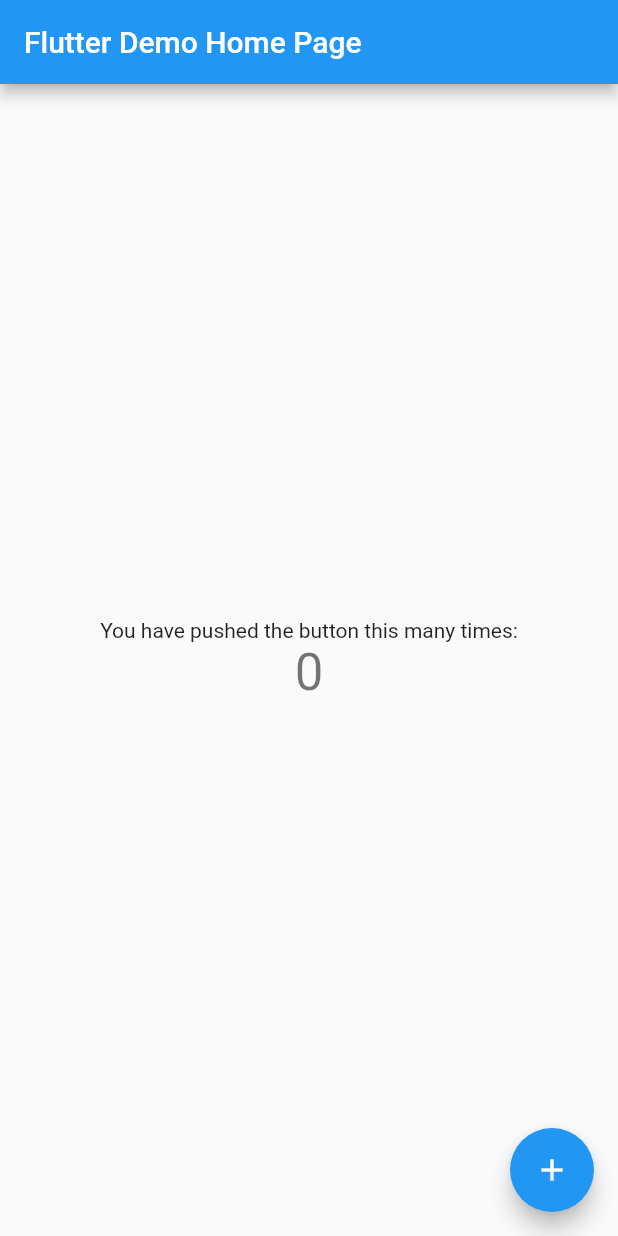
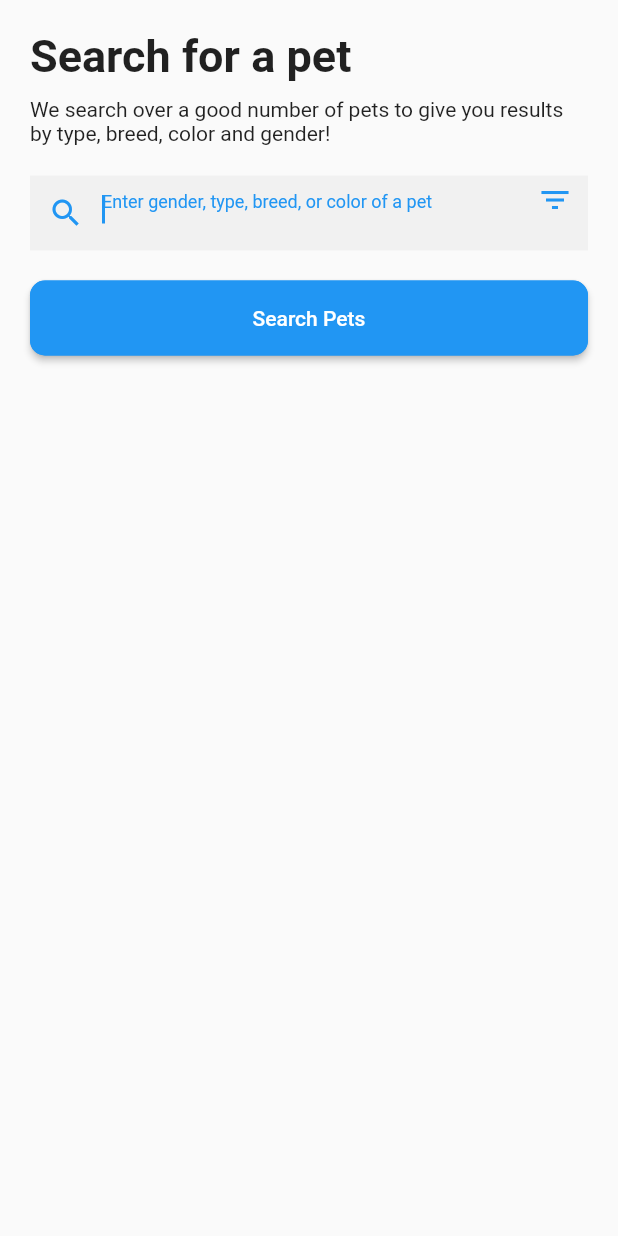
Before and after one commit to suhfang/pet_finder, a Flutter app: the screen it shows after launch, on a phone screen of 412 x 824 dp. Run offline on Flutter 3.47's test engine with Material 2 defaults, Android fonts, the phone set to English and light mode, and no system bars; our stand-ins replace bloc, flutter_bloc.

Commit message:
added suitable initial bloc folder structure with cubits and in the repository pattern

```diff
--- /dev/null
+++ b/lib/cubit/animal_cubit.dart
@@ -0,0 +1,48 @@
+import 'package:bloc/bloc.dart';
+import 'package:meta/meta.dart';
+import 'package:pet_finder/data/models/search_filter.dart';
+import 'package:pet_finder/data/repository.dart';
+import 'package:pet_finder/data/enums/search_criteria.dart';
+
+part 'animal_state.dart';
+
+class AnimalCubit extends Cubit<AnimalState> {
+
+  Repository? repository;
+  AnimalCubit({this.repository}) : super(AnimalInitial());
+
+
+  void _findAnimalsByGender(String gender) {
+
+  }
+
+  void _findAnimalsByBreed(String breed) {
+
+  }
+
+  void _findAnimalsByColor(String color) {
+
+  }
+
+  void _findAnimalsByType(String type) {
+
+  }
+
+  void findAnimals({required SearchCriterion searchCriteria, required String query}) {
+    switch (searchCriteria) {
+      case SearchCriterion.gender:
+        _findAnimalsByGender(query);
+        break;
+      case SearchCriterion.breed:
+        _findAnimalsByBreed(query);
+        break;
+      case SearchCriterion.color:
+        _findAnimalsByColor(query);
+        break;
+      case SearchCriterion.type:
+        _findAnimalsByType(query);
+        break;
+    }
+  }
+
+}
--- /dev/null
+++ b/lib/cubit/animal_state.dart
@@ -0,0 +1,6 @@
+part of 'animal_cubit.dart';
+
+@immutable
+abstract class AnimalState {}
+
+class AnimalInitial extends AnimalState {}
--- /dev/null
+++ b/lib/cubit/search_filter_cubit.dart
@@ -0,0 +1,55 @@
+import 'package:bloc/bloc.dart';
+import 'package:meta/meta.dart';
+import 'package:pet_finder/cubit/animal_cubit.dart';
+import 'package:pet_finder/data/models/search_filter.dart';
+import 'package:pet_finder/data/enums/search_criteria.dart';
+
+part 'search_filter_state.dart';
+
+class SearchFilterCubit extends Cubit<SearchFilterState> {
+  final SearchFilterCubit? searchFilterCubit;
+  SearchFilterCubit({this.searchFilterCubit}) : super(SearchFilterInitial());
+  List<AnimalSearchFilter> _availableCriteria = [
+    AnimalSearchFilter(
+      title: 'Type',
+      searchCriterion: SearchCriterion.type,
+      selected: true
+    ),
+    AnimalSearchFilter(
+      title: 'Breed',
+      searchCriterion: SearchCriterion.breed,
+      selected: true
+    ),
+    AnimalSearchFilter(
+      title: 'Color',
+      searchCriterion: SearchCriterion.color,
+      selected: true
+    ),
+    AnimalSearchFilter(
+      title: 'Gender',
+      searchCriterion: SearchCriterion.gender,
+      selected: true
+    ),
+  ];
+
+  List<AnimalSearchFilter> getSelectedCriteria() {
+    return _availableCriteria;
+  }
+
+  void changeCriteria({String? withTitle, bool? value}) {
+    if (withTitle != null && value != null) {
+      _availableCriteria = _availableCriteria.map((availableCriterion) {
+        if (availableCriterion.title == withTitle) {
+          availableCriterion.selected = value;
+        }
+        return availableCriterion;
+      }).toList();
+      emit(SearchFilterChanged(criteria: _availableCriteria));
+    }
+  }
+
+  void setCriteria({required List<AnimalSearchFilter> criteria}) {
+    _availableCriteria = criteria;
+    emit(SearchFilterChanged(criteria: _availableCriteria));
+  }
+}
--- /dev/null
+++ b/lib/cubit/search_filter_state.dart
@@ -0,0 +1,12 @@
+part of 'search_filter_cubit.dart';
+
+@immutable
+abstract class SearchFilterState {}
+
+class SearchFilterInitial extends SearchFilterState {}
+class SearchFilterChanged extends SearchFilterState {
+  final List<AnimalSearchFilter> criteria;
+  SearchFilterChanged({
+    required this.criteria
+  });
+}
--- /dev/null
+++ b/lib/data/enums/search_criteria.dart
@@ -0,0 +1,4 @@
+
+enum SearchCriterion {
+  type, color, gender, breed
+}
--- /dev/null
+++ b/lib/data/models/animal.dart
@@ -0,0 +1,15 @@
+
+class Animal {
+
+  String? type;
+  String? color;
+  String? gender;
+  String? breed;
+
+  Animal({
+    this.type,
+    this.color,
+    this.gender,
+    this.breed,
+  });
+}
--- /dev/null
+++ b/lib/data/models/search_filter.dart
@@ -0,0 +1,13 @@
+
+import 'package:pet_finder/data/enums/search_criteria.dart';
+
+class AnimalSearchFilter {
+  String? title;
+  SearchCriterion? searchCriterion;
+  bool? selected;
+  AnimalSearchFilter({
+    required this.title,
+    required this.searchCriterion,
+    required this.selected
+  });
+}
--- /dev/null
+++ b/lib/data/repository.dart
@@ -0,0 +1,8 @@
+
+
+import 'package:pet_finder/data/network_service.dart';
+
+class Repository {
+  NetworkService networkService;
+  Repository({required this.networkService});
+}
--- a/lib/main.dart
+++ b/lib/main.dart
@@ -1,115 +1,33 @@
 import 'package:flutter/material.dart';
+import 'package:pet_finder/presentation/router.dart';
 
 void main() {
-  runApp(const MyApp());
+  runApp(
+      PetFinderApp(
+        router: AppRouter(),
+      )
+  );
 }
 
-class MyApp extends StatelessWidget {
-  const MyApp({Key? key}) : super(key: key);
+class PetFinderApp extends StatelessWidget {
+  final AppRouter router;
+  const PetFinderApp({ Key? key, required this.router }) : super(key: key);
 
   // This widget is the root of your application.
   @override
   Widget build(BuildContext context) {
     return MaterialApp(
       title: 'Flutter Demo',
-      theme: ThemeData(
-        // This is the theme of your application.
-        //
-        // Try running your application with "flutter run". You'll see the
-        // application has a blue toolbar. Then, without quitting the app, try
-        // changing the primarySwatch below to Colors.green and then invoke
-        // "hot reload" (press "r" in the console where you ran "flutter run",
-        // or simply save your changes to "hot reload" in a Flutter IDE).
-        // Notice that the counter didn't reset back to zero; the application
-        // is not restarted.
+      onGenerateRoute: router.generateRoute,
+      debugShowCheckedModeBanner: false,
+      darkTheme: ThemeData(
+          brightness: Brightness.dark,
         primarySwatch: Colors.blue,
       ),
-      home: const MyHomePage(title: 'Flutter Demo Home Page'),
+      theme: ThemeData(
+          brightness: Brightness.light,
+        primarySwatch: Colors.blue,
+      ),
     );
   }
 }
-
-class MyHomePage extends StatefulWidget {
-  const MyHomePage({Key? key, required this.title}) : super(key: key);
-
-  // This widget is the home page of your application. It is stateful, meaning
-  // that it has a State object (defined below) that contains fields that affect
-  // how it looks.
-
-  // This class is the configuration for the state. It holds the values (in this
-  // case the title) provided by the parent (in this case the App widget) and
-  // used by the build method of the State. Fields in a Widget subclass are
-  // always marked "final".
-
-  final String title;
-
-  @override
-  State<MyHomePage> createState() => _MyHomePageState();
-}
-
-class _MyHomePageState extends State<MyHomePage> {
-  int _counter = 0;
-
-  void _incrementCounter() {
-    setState(() {
-      // This call to setState tells the Flutter framework that something has
-      // changed in this State, which causes it to rerun the build method below
-      // so that the display can reflect the updated values. If we changed
-      // _counter without calling setState(), then the build method would not be
-      // called again, and so nothing would appear to happen.
-      _counter++;
-    });
-  }
-
-  @override
-  Widget build(BuildContext context) {
-    // This method is rerun every time setState is called, for instance as done
-    // by the _incrementCounter method above.
-    //
-    // The Flutter framework has been optimized to make rerunning build methods
-    // fast, so that you can just rebuild anything that needs updating rather
-    // than having to individually change instances of widgets.
-    return Scaffold(
-      appBar: AppBar(
-        // Here we take the value from the MyHomePage object that was created by
-        // the App.build method, and use it to set our appbar title.
-        title: Text(widget.title),
-      ),
-      body: Center(
-        // Center is a layout widget. It takes a single child and positions it
-        // in the middle of the parent.
-        child: Column(
-          // Column is also a layout widget. It takes a list of children and
-          // arranges them vertically. By default, it sizes itself to fit its
-          // children horizontally, and tries to be as tall as its parent.
-          //
-          // Invoke "debug painting" (press "p" in the console, choose the
-          // "Toggle Debug Paint" action from the Flutter Inspector in Android
-          // Studio, or the "Toggle Debug Paint" command in Visual Studio Code)
-          // to see the wireframe for each widget.
-          //
-          // Column has various properties to control how it sizes itself and
-          // how it positions its children. Here we use mainAxisAlignment to
-          // center the children vertically; the main axis here is the vertical
-          // axis because Columns are vertical (the cross axis would be
-          // horizontal).
-          mainAxisAlignment: MainAxisAlignment.center,
-          children: <Widget>[
-            const Text(
-              'You have pushed the button this many times:',
-            ),
-            Text(
-              '$_counter',
-              style: Theme.of(context).textTheme.headline4,
-            ),
-          ],
-        ),
-      ),
-      floatingActionButton: FloatingActionButton(
-        onPressed: _incrementCounter,
-        tooltip: 'Increment',
-        child: const Icon(Icons.add),
-      ), // This trailing comma makes auto-formatting nicer for build methods.
-    );
-  }
-}
--- /dev/null
+++ b/lib/presentation/find_pet_screen.dart
@@ -0,0 +1,174 @@
+
+import 'package:flutter/material.dart';
+import 'package:flutter_bloc/flutter_bloc.dart';
+import 'package:pet_finder/cubit/animal_cubit.dart';
+import 'package:pet_finder/cubit/search_filter_cubit.dart';
+import 'package:pet_finder/data/models/search_filter.dart';
+import 'package:pet_finder/data/network_service.dart';
+import 'package:pet_finder/data/repository.dart';
+
+
+class FindPetScreen extends StatelessWidget {
+   FindPetScreen({Key? key}) : super(key: key);
+  var searchCubit = SearchFilterCubit();
+  void openSearchMenu(
+      {required BuildContext buildContext}) async {
+
+    await showModalBottomSheet(
+        context: buildContext,
+        shape: RoundedRectangleBorder(
+          borderRadius: BorderRadius.circular(10.0),
+        ),
+        builder: (sheetContext) {
+          return BlocProvider(
+            create: (context) => searchCubit, child: BlocBuilder<SearchFilterCubit, SearchFilterState>(
+              builder: (searchCubitContext, state) {
+
+                List<AnimalSearchFilter> items;
+                if (state is SearchFilterChanged) {
+                  items = state.criteria;
+                } else {
+                  items =  BlocProvider.of<SearchFilterCubit>(searchCubitContext).getSelectedCriteria();
+                }
+
+                return SizedBox(
+                    height: 400,
+                    child: Column(
+                      children: [
+
+                        SizedBox(
+                          height: 300,
+                          child: ListView.separated(
+                              itemBuilder: (context, index) {
+                                final item = items[index];
+                                return CheckboxListTile(
+                                  value: item.selected,
+                                  onChanged: (bool? value) {
+                                    BlocProvider.of<SearchFilterCubit>(searchCubitContext).changeCriteria(withTitle: item.title, value: value);
+                                    searchCubit = SearchFilterCubit();
+                                    searchCubit.setCriteria(criteria: BlocProvider.of<SearchFilterCubit>(searchCubitContext).getSelectedCriteria());
+                                  },
+                                  title: Text('${item.title}'),
+                                );
+                              },
+                              separatorBuilder: (context, index) {
+                                return const Divider();
+                              },
+                              itemCount: items.length
+                          ),
+                        ),
+                        Container(
+                          height: 50,
+                          margin: const EdgeInsets.all(20),
+                          child: Row(
+                            children: [
+                              Expanded(
+                                child: ElevatedButton(
+                                  child: const SizedBox(
+                                    height: 50,
+                                    child: Center(
+                                      child: Text('Apply Filters', style: TextStyle(fontSize: 14),),
+                                    ),
+                                  ),
+                                  onPressed: () {
+
+                                  },
+                                  style: ButtonStyle(
+                                      shape: MaterialStateProperty.all<RoundedRectangleBorder>(
+                                          const RoundedRectangleBorder(
+                                              borderRadius: BorderRadius.all(Radius.circular(10)),
+                                              side: BorderSide(color: Colors.blue)
+                                          )
+                                      )
+                                  ),),
+                              )
+                            ],
+                          ),
+                        )
+                      ],
+                    )
+                );
+              },
+            ),
+
+        );
+
+          // });
+        });
+
+  }
+  Widget searchButton(BuildContext context) {
+    return Row(
+      children: [
+        Expanded(
+          child: ElevatedButton(
+            child: const SizedBox(
+              height: 50,
+              child: Center(
+                  child: Text('Search Pets', style: TextStyle(fontSize: 14),),
+              ),
+            ),
+            onPressed: () {
+
+            },
+            style: ButtonStyle(
+                shape: MaterialStateProperty.all<RoundedRectangleBorder>(
+                    const RoundedRectangleBorder(
+                        borderRadius: BorderRadius.all(Radius.circular(10)),
+                        side: BorderSide(color: Colors.blue)
+                    )
+                )
+            ),),
+        )
+      ],
+    );
+  }
+  @override
+  Widget build(BuildContext context) {
+    double deviceWidth = MediaQuery.of(context).size.width;
+    double deviceHeight = MediaQuery.of(context).size.height;
+    return Scaffold(
+      body: SafeArea(
+        child: Container(
+          margin: const EdgeInsets.only(left: 20, right: 20, top: 20),
+          child: Form(
+            child:  Column(
+              crossAxisAlignment: CrossAxisAlignment.start,
+              children: [
+                const Text('Search for a pet', style: TextStyle(fontWeight: FontWeight.bold, fontSize: 30),),
+                const SizedBox(height: 10,),
+                const Text('We search over a good number of pets to give you results by type, breed, color and gender!'),
+                const SizedBox(height: 20,),
+                Container(
+                  height: 50,
+                  child: TextFormField(
+                    autofocus: true,
+                    decoration: InputDecoration(
+                        border: InputBorder.none,
+                        prefixIcon: const Icon(Icons.search),
+                        labelText: 'Enter gender, type, breed, or color of a pet',
+                        suffix: Container(
+                          padding: const EdgeInsets.all(10),
+                          child: GestureDetector(
+                            onTap: () {
+                              openSearchMenu(buildContext: context);
+                            },
+                            child: const Icon(Icons.filter_list, color: Colors.blue,),
+                          ),
+                        )
+                    ),
+                  ),
+                  decoration: const BoxDecoration(
+                    color: Color(0xF1F1F1F1)
+                  ),
+                ),
+                const SizedBox(height: 20,),
+                searchButton(context)
+              ],
+            ),
+          ),
+        ),
+      ),
+    );
+  }
+}
--- /dev/null
+++ b/lib/presentation/router.dart
@@ -0,0 +1,30 @@
+
+import 'package:flutter/material.dart';
+import 'package:flutter_bloc/flutter_bloc.dart';
+import 'package:pet_finder/cubit/animal_cubit.dart';
+import 'package:pet_finder/data/network_service.dart';
+import 'package:pet_finder/data/repository.dart';
+import 'package:pet_finder/presentation/find_pet_screen.dart';
+
+class AppRouter {
+
+  Repository? repository;
+  AnimalCubit? animalCubit;
+
+  AppRouter() {
+    repository = Repository(networkService: NetworkService());
+    animalCubit = AnimalCubit(repository: repository!);
+  }
+
+  Route? generateRoute(RouteSettings settings) {
+    switch (settings.name) {
+      case '/':
+        return MaterialPageRoute(builder: (_) => BlocProvider.value(
+          value: animalCubit!,
+          child:  FindPetScreen(),
+        ));
+      default:
+        return null;
+    }
+  }
+}
--- a/pubspec.yaml
+++ b/pubspec.yaml
@@ -35,6 +35,7 @@
   # Use with the CupertinoIcons class for iOS style icons.
   cupertino_icons: ^1.0.2
   http: ^0.13.4
+  flutter_bloc: ^8.0.0
 
 dev_dependencies:
   flutter_test:
```
Also changed, not shown: codemagic.yaml (added, +77 -0 lines), lib/data/network_service.dart (added, +38 -0 lines), pubspec.lock, 1 other file.
